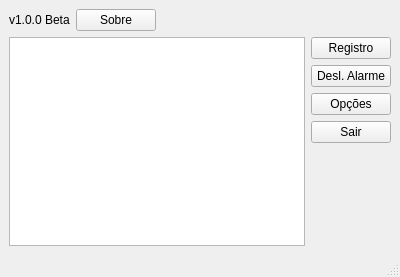
The window that frozenchicken.ui (BrenoMartinsDeOliveiraVasconcelos/FrozenChicken) describes before a commit, drawn with Qt 5.
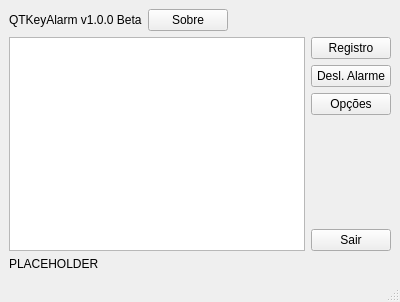
The same window after the commit.

```diff
--- a/frozenchicken.ui
+++ b/frozenchicken.ui
@@ -7,7 +7,7 @@
     <x>0</x>
     <y>0</y>
     <width>400</width>
-    <height>277</height>
+    <height>302</height>
    </rect>
   </property>
   <property name="minimumSize">
@@ -20,13 +20,16 @@
    <string>Frozen Chicken</string>
   </property>
   <widget class="QWidget" name="centralwidget">
+   <property name="styleSheet">
+    <string notr="true"/>
+   </property>
    <layout class="QVBoxLayout" name="verticalLayout">
     <item>
      <layout class="QHBoxLayout" name="horizontalLayout">
       <item>
        <widget class="QLabel" name="label">
         <property name="text">
-         <string>v1.0.0 Beta</string>
+         <string>QTKeyAlarm v1.0.0 Beta</string>
         </property>
        </widget>
       </item>
@@ -87,13 +90,6 @@
           </property>
          </widget>
         </item>
-        <item>
-         <widget class="QPushButton" name="exit">
-          <property name="text">
-           <string>Sair</string>
-          </property>
-         </widget>
-        </item>
         <item>
          <spacer name="verticalSpacer">
           <property name="orientation">
@@ -107,10 +103,27 @@
           </property>
          </spacer>
         </item>
+        <item>
+         <widget class="QPushButton" name="exit">
+          <property name="text">
+           <string>Sair</string>
+          </property>
+         </widget>
+        </item>
        </layout>
       </item>
      </layout>
     </item>
+    <item>
+     <widget class="QLabel" name="status">
+      <property name="styleSheet">
+       <string notr="true"/>
+      </property>
+      <property name="text">
+       <string>PLACEHOLDER</string>
+      </property>
+     </widget>
+    </item>
    </layout>
   </widget>
   <widget class="QMenuBar" name="menubar">
```
